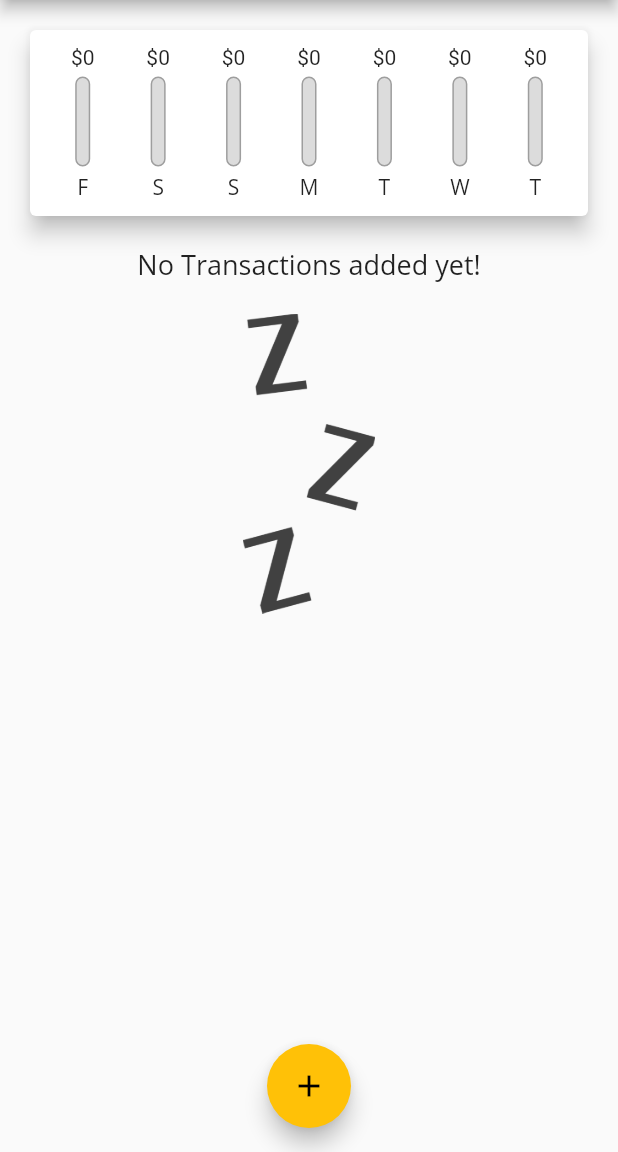
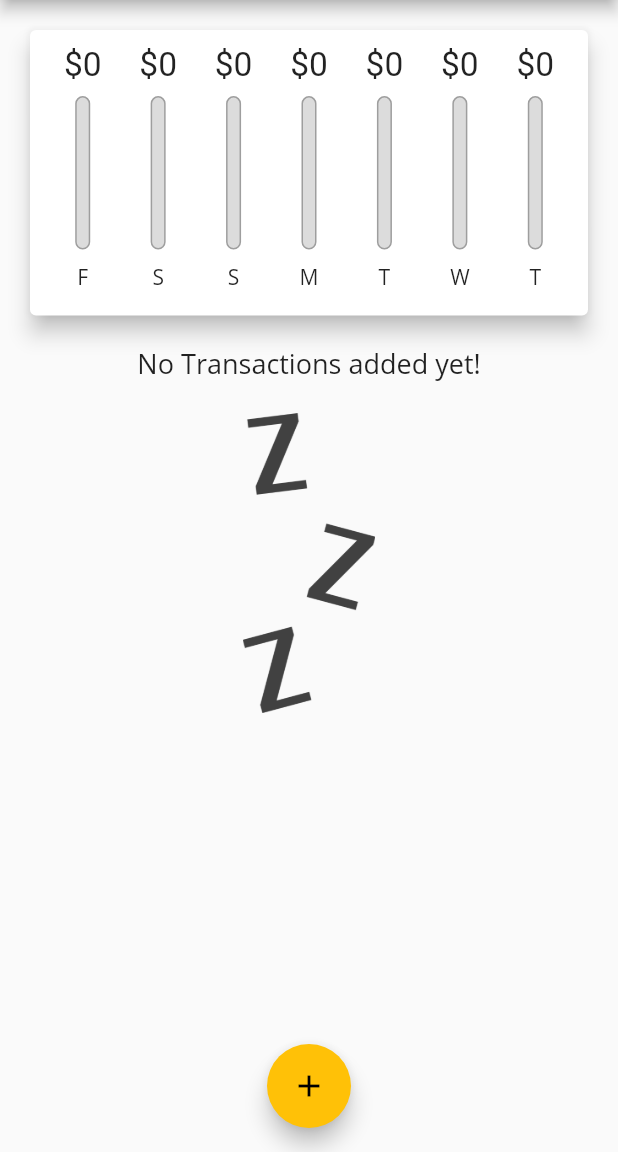
Before and after one commit to sanchoco/personal_expenses_app, a Flutter app: the screen it shows after launch, on a phone screen of 412 x 824 dp, the part 84-1236 px from its top. Run offline on Flutter 3.47's test engine with Material 2 defaults, Android fonts, the phone set to English and light mode, and no system bars.

Commit message:
fix chart size

```diff
--- a/lib/main.dart
+++ b/lib/main.dart
@@ -90,8 +90,7 @@ class _MyHomePageState extends State<MyHomePage> {
 
   @override
   Widget build(BuildContext context) {
-    return Scaffold(
-      appBar: AppBar(
+    final appBar = AppBar(
       title: Text(
         'Personal Expenses',
       ),
@@ -101,13 +100,25 @@ class _MyHomePageState extends State<MyHomePage> {
           onPressed: () {},
         )
       ],
-      ),
+    );
+    return Scaffold(
+      appBar: appBar,
       body: SingleChildScrollView(
         child: Column(
           crossAxisAlignment: CrossAxisAlignment.stretch,
           children: [
-            Chart(_recentTransactions),
-            TransactionList(_userTransactions, _deleteTransaction),
+            Container(
+                height: (MediaQuery.of(context).size.height -
+                        appBar.preferredSize.height -
+                        MediaQuery.of(context).padding.top) *
+                    0.3,
+                child: Chart(_recentTransactions)),
+            Container(
+                height: (MediaQuery.of(context).size.height -
+                        appBar.preferredSize.height -
+                        MediaQuery.of(context).padding.top) *
+                    0.7,
+                child: TransactionList(_userTransactions, _deleteTransaction)),
           ],
         ),
       ),
--- a/lib/widgets/chart_bar.dart
+++ b/lib/widgets/chart_bar.dart
@@ -9,12 +9,15 @@ class ChartBar extends StatelessWidget {
 
   @override
   Widget build(BuildContext context) {
+    return LayoutBuilder(builder: (ctx, constraints) {
       return Column(
         children: [
-        FittedBox(child: Text('\$${spendingAmount.toStringAsFixed(0)}')),
-        SizedBox(height: 5),
           Container(
-          height: 60,
+              height: constraints.maxHeight * 0.15,
+              child: FittedBox(child: Text('\$${spendingAmount.toStringAsFixed(0)}'))),
+          Container(height: constraints.maxHeight * 0.05, child: SizedBox(height: 5)),
+          Container(
+            height: constraints.maxHeight * 0.6,
             width: 10,
             child: Stack(
               children: [
@@ -27,6 +30,8 @@ class ChartBar extends StatelessWidget {
                 FractionallySizedBox(
                   heightFactor: spendingPctOfTotal,
                   child: Container(
+                    height: constraints.maxHeight * 0.6,
+                    width: 10,
                     decoration:
                         BoxDecoration(color: Theme.of(context).primaryColor, borderRadius: BorderRadius.circular(10)),
                   ),
@@ -34,10 +39,9 @@ class ChartBar extends StatelessWidget {
               ],
             ),
           ),
-        SizedBox(
-          height: 4,
-        ),
+          SizedBox(height: constraints.maxHeight * 0.05),
           Container(
+            height: constraints.maxHeight * 0.15,
             child: Text(
               '${labal}',
               style: TextStyle(fontFamily: "OpenSans"),
@@ -45,5 +49,6 @@ class ChartBar extends StatelessWidget {
           )
         ],
       );
+    });
   }
 }
--- a/lib/widgets/transaction_list.dart
+++ b/lib/widgets/transaction_list.dart
@@ -11,7 +11,6 @@ class TransactionList extends StatelessWidget {
   Widget build(BuildContext context) {
     var themeColor = Theme.of(context).primaryColor;
     return Container(
-      height: 500,
       child: transactions.isEmpty
           ? Column(
               children: [
```
Lines whose indentation alone changed are shown as unchanged.
